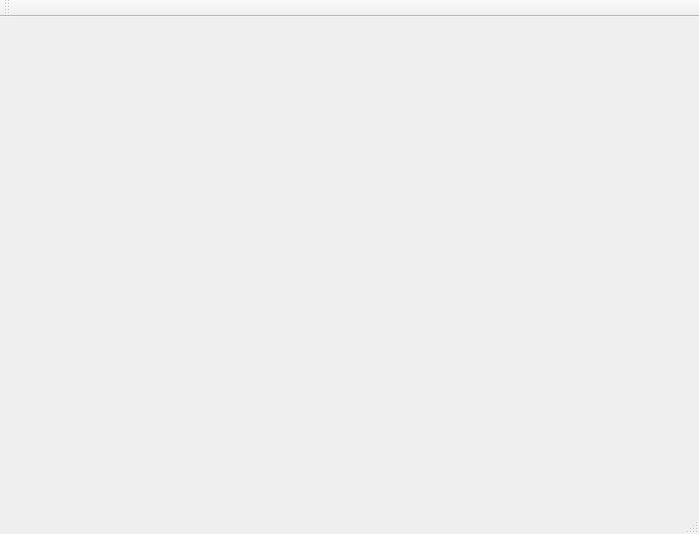
Old version of the form mainapp.ui in the repository FarhadProfessional/QScrollArea.
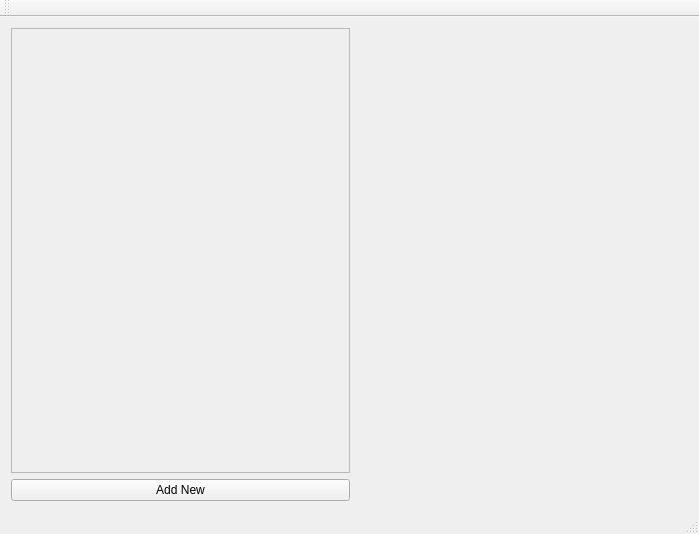
New version of the form.

Commit message: Add QScrollArea to UI. add pushButton to UI. by pushButton click a QLineEdit create and add to scrollArea.

```diff
--- a/mainapp.ui
+++ b/mainapp.ui
@@ -14,7 +14,49 @@
    <string>MainApp</string>
   </property>
   <widget class="QWidget" name="centralWidget">
-   <layout class="QGridLayout" name="gridLayout"/>
+   <layout class="QGridLayout" name="gridLayout">
+    <item row="0" column="0">
+     <widget class="QScrollArea" name="scrollArea">
+      <property name="frameShape">
+       <enum>QFrame::StyledPanel</enum>
+      </property>
+      <property name="widgetResizable">
+       <bool>true</bool>
+      </property>
+      <widget class="QWidget" name="scrollAreaWidgetContents">
+       <property name="geometry">
+        <rect>
+         <x>0</x>
+         <y>0</y>
+         <width>336</width>
+         <height>432</height>
+        </rect>
+       </property>
+       <layout class="QGridLayout" name="gridLayout_2"/>
+      </widget>
+     </widget>
+    </item>
+    <item row="1" column="0">
+     <widget class="QPushButton" name="btnAddNew">
+      <property name="text">
+       <string>Add New</string>
+      </property>
+     </widget>
+    </item>
+    <item row="0" column="1">
+     <spacer name="horizontalSpacer">
+      <property name="orientation">
+       <enum>Qt::Horizontal</enum>
+      </property>
+      <property name="sizeHint" stdset="0">
+       <size>
+        <width>40</width>
+        <height>20</height>
+       </size>
+      </property>
+     </spacer>
+    </item>
+   </layout>
   </widget>
   <widget class="QMenuBar" name="menuBar">
    <property name="geometry">
```
The commit also changes 2 other files.
